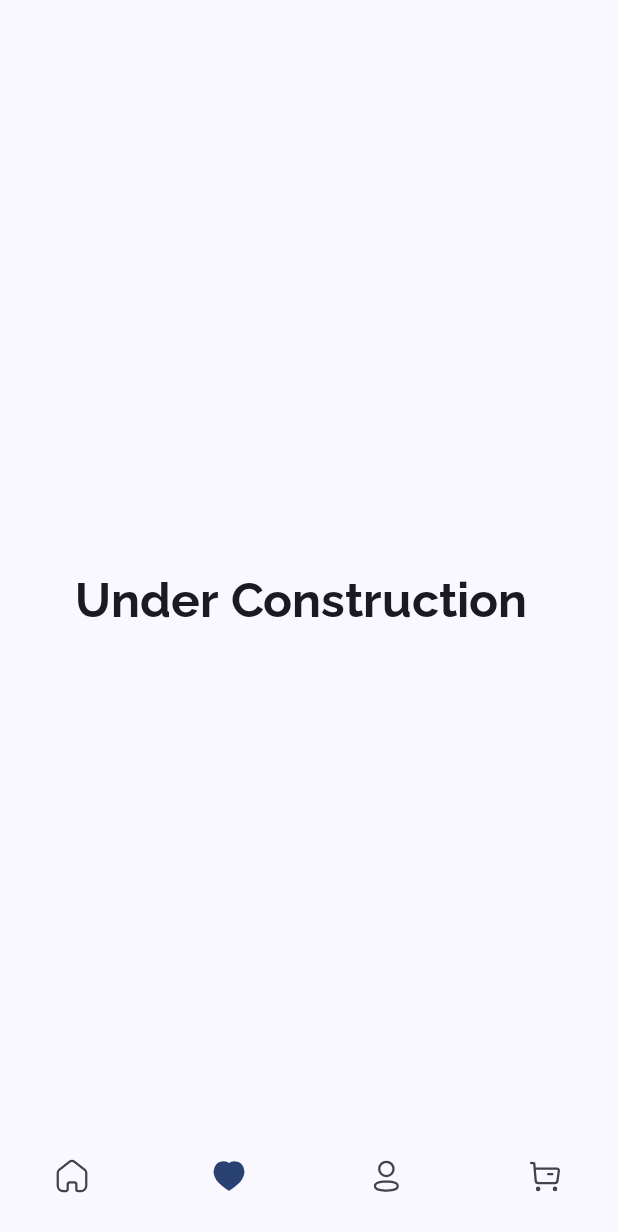
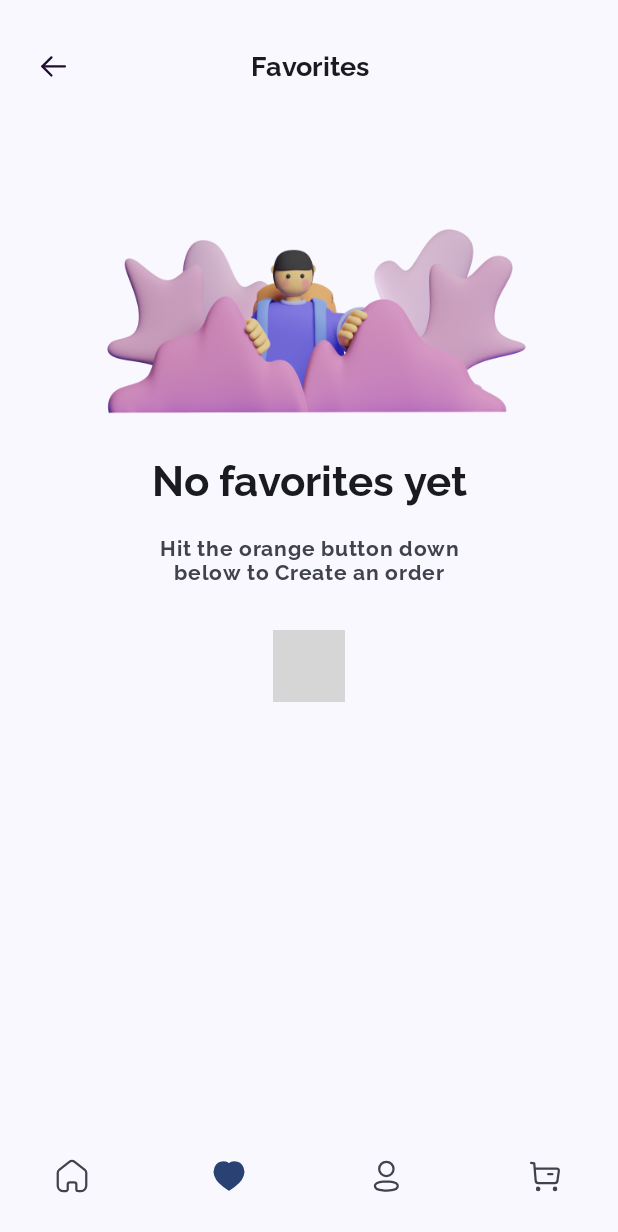
Before and after one commit to ahmedalaishat/jetstore, an Android app built with Jetpack Compose: the SearchScreen screen opened through its navigation route, item 2 of the bottom bar chosen, on a phone screen of 412 x 824 dp. Shown: the top 1232 px of the screen. Run offline under Robolectric (Android 15) with nearby library versions, the light colour scheme and no system bars; our stand-ins replace accompanist; 2 statements that could not run were skipped; grey boxes are pictures that could not be loaded.

Commit message:
Favorites screen.

```diff
--- /dev/null
+++ b/app/src/main/java/com/alaishat/ahmed/mobostore/ui/components/AppHeader.kt
@@ -0,0 +1,76 @@
+package com.alaishat.ahmed.mobostore.ui.components
+
+import androidx.compose.foundation.Image
+import androidx.compose.foundation.background
+import androidx.compose.foundation.clickable
+import androidx.compose.foundation.interaction.MutableInteractionSource
+import androidx.compose.foundation.layout.*
+import androidx.compose.material.ripple.rememberRipple
+import androidx.compose.material3.MaterialTheme
+import androidx.compose.material3.Text
+import androidx.compose.runtime.Composable
+import androidx.compose.ui.Alignment
+import androidx.compose.ui.Alignment.Companion.CenterHorizontally
+import androidx.compose.ui.Modifier
+import androidx.compose.ui.res.painterResource
+import androidx.compose.ui.text.style.TextAlign
+import androidx.compose.ui.unit.dp
+import com.alaishat.ahmed.mobostore.R
+
+/**
+ * Created by Ahmed Al-Aishat on Aug/04/2022.
+ * Mobo Store Project.
+ * Copyright (c) 2022 Cloud Systems. All rights reserved.
+ */
+
+@Composable
+fun AppHeader(
+    title: String,
+    leftIconId: Int = R.drawable.ic_arrow_left,
+    rightIconId: Int? = null,
+    onClickLeftIcon: () -> Unit,
+    onClickRightIcon: (() -> Unit)? = null,
+) {
+    Row(
+        verticalAlignment = Alignment.CenterVertically,
+        modifier = Modifier
+            .fillMaxSize()
+            .background(MaterialTheme.colorScheme.background)
+            .padding(horizontal = 12.dp)
+    ) {
+        Image(
+            painter = painterResource(id = leftIconId),
+            contentDescription = "",
+            modifier = Modifier
+                .size(48.dp)
+                .clickable(
+                    interactionSource = MutableInteractionSource(),
+                    indication = rememberRipple(bounded = true, radius = 24.dp),
+                    onClick = onClickLeftIcon
+                )
+                .padding(horizontal = 12.dp)
+        )
+        Text(
+            text = title,
+            style = MaterialTheme.typography.labelLarge,
+            modifier = Modifier
+                .padding(horizontal = 12.dp)
+                .weight(1f),
+            textAlign = TextAlign.Center
+        )
+        if (rightIconId != null)
+            Image(
+                painter = painterResource(id = rightIconId),
+                contentDescription = "",
+                modifier = Modifier
+                    .size(48.dp)
+                    .clickable(
+                        interactionSource = MutableInteractionSource(),
+                        indication = rememberRipple(bounded = true, radius = 24.dp),
+                        onClick = onClickRightIcon ?: {}
+                    )
+                    .padding(horizontal = 12.dp)
+            )
+        else HorizontalSpacer(width = 48.dp)
+    }
+}
--- /dev/null
+++ b/app/src/main/java/com/alaishat/ahmed/mobostore/ui/components/EmptyItems.kt
@@ -0,0 +1,61 @@
+package com.alaishat.ahmed.mobostore.ui.components
+
+import androidx.compose.foundation.Image
+import androidx.compose.foundation.layout.Column
+import androidx.compose.foundation.layout.fillMaxHeight
+import androidx.compose.foundation.layout.padding
+import androidx.compose.material3.MaterialTheme
+import androidx.compose.material3.Text
+import androidx.compose.runtime.Composable
+import androidx.compose.ui.Alignment
+import androidx.compose.ui.Modifier
+import androidx.compose.ui.res.painterResource
+import androidx.compose.ui.text.style.TextAlign
+import androidx.compose.ui.unit.dp
+import com.alaishat.ahmed.mobostore.R
+
+/**
+ * Created by Ahmed Al-Aishat on Aug/04/2022.
+ * Mobo Store Project.
+ * Copyright (c) 2022 Cloud Systems. All rights reserved.
+ */
+@Composable
+fun EmptyItems(
+    imageId: Int,
+    titleText: String,
+    descriptionText: String? = null,
+    buttonText: String? = null,
+    onClickButton: (() -> Unit)? = null,
+) {
+    Column(
+        Modifier
+            .fillMaxHeight()
+            .padding(horizontal = 35.dp),
+        horizontalAlignment = Alignment.CenterHorizontally
+    ) {
+        Image(painter = painterResource(id = R.drawable.sally_no_items), contentDescription = null)
+        Text(
+            text = titleText,
+            style = MaterialTheme.typography.headlineMedium,
+            textAlign = TextAlign.Center
+        )
+        if (descriptionText != null) {
+            VerticalSpacer(height = 20.dp)
+            Text(
+                text = descriptionText,
+                style = MaterialTheme.typography.labelSmall,
+                textAlign = TextAlign.Center,
+                color = MaterialTheme.colorScheme.onSurfaceVariant
+            )
+        }
+        if (onClickButton != null && buttonText != null) {
+            VerticalSpacer(height = 30.dp)
+            AppButton(
+                text = buttonText,
+                onClick = onClickButton,
+                containerColor = MaterialTheme.colorScheme.secondary,
+                textColor = MaterialTheme.colorScheme.onSecondary,
+            )
+        }
+    }
+}
--- a/app/src/main/java/com/alaishat/ahmed/mobostore/ui/screens/FavoritesScreen.kt
+++ b/app/src/main/java/com/alaishat/ahmed/mobostore/ui/screens/FavoritesScreen.kt
@@ -2,11 +2,10 @@ package com.alaishat.ahmed.mobostore.ui.screens
 
 import androidx.compose.foundation.background
 import androidx.compose.foundation.layout.*
-import androidx.compose.foundation.rememberScrollState
-import androidx.compose.foundation.verticalScroll
-import androidx.compose.material3.ExperimentalMaterial3Api
+import androidx.compose.foundation.lazy.grid.GridCells
+import androidx.compose.foundation.lazy.grid.GridItemSpan
+import androidx.compose.foundation.lazy.grid.LazyVerticalGrid
 import androidx.compose.material3.MaterialTheme
-import androidx.compose.material3.Text
 import androidx.compose.runtime.*
 import androidx.compose.ui.Alignment
 import androidx.compose.ui.Modifier
@@ -14,9 +13,12 @@ import androidx.compose.ui.tooling.preview.Preview
 import androidx.compose.ui.unit.dp
 import androidx.navigation.NavHostController
 import androidx.navigation.compose.rememberNavController
-import com.alaishat.ahmed.mobostore.ui.components.VerticalSpacer
+import com.alaishat.ahmed.mobostore.R
+import com.alaishat.ahmed.mobostore.ui.components.AppHeader
+import com.alaishat.ahmed.mobostore.ui.components.EmptyItems
+import com.alaishat.ahmed.mobostore.ui.components.Product
 import com.alaishat.ahmed.mobostore.ui.theme.MoboStoreTheme
-import com.google.accompanist.systemuicontroller.rememberSystemUiController
+import com.alaishat.ahmed.mobostore.utils.header
 
 /**
  * Created by Ahmed Al-Aishat on Aug/01/2022.
@@ -29,19 +31,39 @@ fun FavoritesScreen(navController: NavHostController) {
     Column(
         modifier = Modifier
             .fillMaxSize()
-            .background(MaterialTheme.colorScheme.background)
-            .padding(start = 50.dp)
-            .verticalScroll(rememberScrollState()),
+            .background(MaterialTheme.colorScheme.background),
         horizontalAlignment = Alignment.CenterHorizontally,
-        verticalArrangement = Arrangement.Center,
     ) {
-        VerticalSpacer(height = 55.dp)
-        Text(
-            text = "Under Construction",
-            style = MaterialTheme.typography.headlineLarge,
-            modifier = Modifier.fillMaxWidth()
-        )
+        LazyVerticalGrid(
+            modifier = Modifier.fillMaxHeight(),
+            contentPadding = PaddingValues(vertical = 20.dp),
+            columns = GridCells.Fixed(2),
+            horizontalArrangement = Arrangement.spacedBy(16.dp),
+        ) {
+            val count = 0
+            header {
+                AppHeader("Favorites", onClickLeftIcon = { navController.popBackStack() })
+            }
+            items(count) { item ->
+                val offset = if (item % 2 == 0) 0.dp else 50.dp
+                Product(Modifier.padding(top = offset, start = 35.dp, end = 35.dp))
+            }
+            if (count == 0)
+                item(span = { GridItemSpan(this.maxLineSpan) }, content = { NoFavorites() })
+        }
     }
+}
+
+@Composable
+private fun NoFavorites() {
+    EmptyItems(
+        imageId = R.drawable.sally_no_favorites,
+        titleText = "No favorites yet",
+        descriptionText = "Hit the orange button down\n" +
+                "below to Create an order",
+        buttonText = "Start ordering",
+        onClickButton = { }
+    )
 }
 
 @Preview(showBackground = true)
--- a/app/src/main/java/com/alaishat/ahmed/mobostore/ui/screens/SearchScreen.kt
+++ b/app/src/main/java/com/alaishat/ahmed/mobostore/ui/screens/SearchScreen.kt
@@ -19,10 +19,7 @@ import androidx.compose.ui.unit.dp
 import androidx.navigation.NavHostController
 import androidx.navigation.compose.rememberNavController
 import com.alaishat.ahmed.mobostore.R
-import com.alaishat.ahmed.mobostore.ui.components.HorizontalSpacer
-import com.alaishat.ahmed.mobostore.ui.components.Product
-import com.alaishat.ahmed.mobostore.ui.components.SearchField
-import com.alaishat.ahmed.mobostore.ui.components.VerticalSpacer
+import com.alaishat.ahmed.mobostore.ui.components.*
 import com.alaishat.ahmed.mobostore.ui.theme.MoboStoreTheme
 import com.alaishat.ahmed.mobostore.utils.header
 
@@ -48,7 +45,7 @@ fun SearchScreen(navController: NavHostController) {
             columns = GridCells.Fixed(2),
             horizontalArrangement = Arrangement.spacedBy(16.dp),
         ) {
-            val count = 0
+            val count = 5
             header {
                 SearchHeader(navController, search, { search = it }, count)
             }
@@ -111,26 +108,12 @@ private fun SearchHeader(
 
 @Composable
 private fun NoItems() {
-    Column(
-        Modifier
-            .fillMaxHeight()
-            .padding(horizontal = 35.dp),
-        horizontalAlignment = Alignment.CenterHorizontally
-    ) {
-        Image(painter = painterResource(id = R.drawable.saly_no_items), contentDescription = null)
-        Text(
-            text = "Item not found",
-            style = MaterialTheme.typography.headlineMedium,
-            textAlign = TextAlign.Center
-        )
-        VerticalSpacer(height = 20.dp)
-        Text(
-            text = "Try a more generic search term or try looking for alternative products.",
-            style = MaterialTheme.typography.labelMedium,
-            textAlign = TextAlign.Center,
-            color = MaterialTheme.colorScheme.onSurfaceVariant
-        )
-    }
+    EmptyItems(
+        imageId = R.drawable.sally_no_items,
+        titleText = "Item not found",
+        descriptionText = "Try a more generic search term or try\n" +
+                "looking for alternative products.",
+    )
 }
 
 @Preview(showBackground = true)
--- a/app/src/main/java/com/alaishat/ahmed/mobostore/ui/theme/Color.kt
+++ b/app/src/main/java/com/alaishat/ahmed/mobostore/ui/theme/Color.kt
@@ -3,6 +3,7 @@ package com.alaishat.ahmed.mobostore.ui.theme
 import androidx.compose.ui.graphics.Color
 
 val Primary = Color(0xFF5956E9)
+val Secondary = Color(0xFF58C0EA)
 val OnSurfaceVariant = Color(0xFF868686)
 val Background = Color(0xFFE5E5E5)
 val Outline = Color(0xFF868686)
--- a/app/src/main/java/com/alaishat/ahmed/mobostore/ui/theme/Theme.kt
+++ b/app/src/main/java/com/alaishat/ahmed/mobostore/ui/theme/Theme.kt
@@ -16,7 +16,8 @@ import androidx.compose.ui.platform.LocalView
 private val DarkColorScheme = darkColorScheme(
     primary = Primary,
     onPrimary = White,
-    secondary = Primary,
+    secondary = Secondary,
+    onSecondary = White,
     surface = White,
     onSurface = Black,
     surfaceVariant = White,
@@ -30,7 +31,8 @@ private val DarkColorScheme = darkColorScheme(
 private val LightColorScheme = lightColorScheme(
     primary = Primary,
     onPrimary = White,
-    secondary = Primary,
+    secondary = Secondary,
+    onSecondary = White,
     surfaceVariant = White,
     onSurfaceVariant = OnSurfaceVariant,
     background = Background,
```
Also changed, not shown: app/src/main/res/drawable-hdpi/sally_no_favorites.png (added), app/src/main/res/drawable-hdpi/sally_no_items.png (renamed from app/src/main/res/drawable-hdpi/saly_no_items.png), app/src/main/res/drawable-xhdpi/sally_no_favorites.png (added), app/src/main/res/drawable-xhdpi/sally_no_items.png (renamed from app/src/main/res/drawable-xhdpi/saly_no_items.png), app/src/main/res/drawable-xxhdpi/sally_no_favorites.png (added), app/src/main/res/drawable-xxhdpi/sally_no_items.png (renamed from app/src/main/res/drawable-xxhdpi/saly_no_items.png), app/src/main/res/drawable-xxxhdpi/sally_no_favorites.png (added), app/src/main/res/drawable-xxxhdpi/sally_no_items.png (renamed from app/src/main/res/drawable-xxxhdpi/saly_no_items.png).
